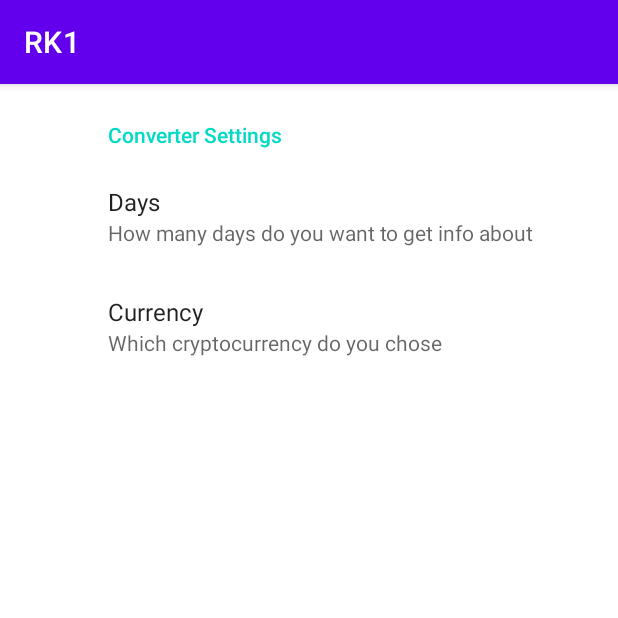
After one commit to Ga1ath/RK1, an Android app: the Settings screen opened directly, with no data from a screen before it, on a phone screen of 412 x 824 dp, the top half of it. The commit adds this screen. Run offline under Robolectric (Android 15) with nearby library versions, the phone set to English and light mode, and no system bars; our stand-ins replace androidx.preference; 2 statements that could not run were skipped.

Commit message:
Prefs added

```diff
--- a/app/build.gradle
+++ b/app/build.gradle
@@ -57,4 +57,8 @@ dependencies {
 
     // LiveData
     implementation "androidx.lifecycle:lifecycle-livedata-ktx:2.3.1"
+
+    // Settings
+    //noinspection GradleCompatible
+    implementation 'com.android.support:preference-v7:25.1.0'
 }
--- a/app/src/main/AndroidManifest.xml
+++ b/app/src/main/AndroidManifest.xml
@@ -9,6 +9,9 @@
         android:roundIcon="@mipmap/ic_launcher_round"
         android:supportsRtl="true"
         android:theme="@style/Theme.RK1" >
+        <activity
+            android:name="com.example.rk1.settings.Settings"
+            android:exported="true" />
         <activity android:name="com.example.rk1.itemList.ItemsListActivity"
             android:exported="true">
             <intent-filter>
--- a/app/src/main/java/com/example/rk1/itemList/MainActivity.kt
+++ b/app/src/main/java/com/example/rk1/itemList/MainActivity.kt
@@ -1,10 +1,14 @@
 package com.example.rk1.itemList
 
+import android.content.Intent
 import android.os.Bundle
+import android.view.Menu
+import android.view.MenuItem
 import androidx.appcompat.app.AppCompatActivity
 import androidx.navigation.findNavController
 import androidx.navigation.ui.NavigationUI
 import com.example.rk1.R
+import com.example.rk1.settings.Settings
 
 
 class MainActivity : AppCompatActivity() {
@@ -20,4 +24,6 @@ class MainActivity : AppCompatActivity() {
         val navController = findNavController(R.id.frag_holder)
         return navController.navigateUp()
     }
+
+
 }
--- /dev/null
+++ b/app/src/main/java/com/example/rk1/settings/Settings.kt
@@ -0,0 +1,12 @@
+package com.example.rk1.settings
+
+import androidx.appcompat.app.AppCompatActivity
+import android.os.Bundle
+import com.example.rk1.R
+
+class Settings : AppCompatActivity() {
+    override fun onCreate(savedInstanceState: Bundle?) {
+        super.onCreate(savedInstanceState)
+        setContentView(R.layout.activity_settings)
+    }
+}
--- /dev/null
+++ b/app/src/main/java/com/example/rk1/settings/SettingsFragment.kt
@@ -0,0 +1,32 @@
+package com.example.rk1.settings
+
+import android.os.Bundle
+import androidx.preference.EditTextPreference
+import androidx.preference.Preference
+import androidx.preference.PreferenceFragmentCompat
+import com.example.rk1.R
+
+class SettingsFragment : PreferenceFragmentCompat() {
+
+    override fun onCreatePreferences(savedInstanceState: Bundle?, rootKey: String?) {
+        setPreferencesFromResource(R.xml.root_preferences, rootKey)
+
+        val editPref = preferenceScreen.findPreference("days")
+
+        editPref.onPreferenceChangeListener = object: Preference.OnPreferenceChangeListener {
+            override fun onPreferenceChange(preference: Preference?, newValue: Any?): Boolean {
+                try {
+                    val parsed = newValue.toString().toInt()
+                    if (parsed > 0) {
+                        return true
+                    }
+                } catch (e : Exception) {
+                    return false
+                }
+                return false
+
+            }
+        }
+
+    }
+}
--- /dev/null
+++ b/app/src/main/res/values/arrays.xml
@@ -0,0 +1,15 @@
+<resources>
+
+    <string-array name="curr_entries">
+        <item>RUB</item>
+        <item>USD</item>
+        <item>EUR</item>
+        <item>LTC</item>
+    </string-array>
+
+    <string-array name="curr_values">
+        <item>RUB</item>
+        <item>USD</item>
+        <item>EUR</item>
+    </string-array>
+</resources>
--- a/app/src/main/res/values/strings.xml
+++ b/app/src/main/res/values/strings.xml
@@ -7,4 +7,5 @@
     <string name="item1_description">test</string>
     <string name="input_crypto_name">Enter crypto name</string>
     <string name="submit_text">Apply</string>
+    <string name="settings">Settings</string>
 </resources>
--- /dev/null
+++ b/app/src/main/res/xml/root_preferences.xml
@@ -0,0 +1,24 @@
+<PreferenceScreen xmlns:app="http://schemas.android.com/apk/res-auto"
+    xmlns:android="http://schemas.android.com/apk/res/android">
+
+    <PreferenceCategory app:title="Converter Settings">
+
+        <EditTextPreference
+            app:key="days"
+            app:title="Days"
+            app:summary="How many days do you want to get info about"
+            android:inputType="number"
+            android:maxLength="3"/>
+
+        <ListPreference
+            app:defaultValue="USD"
+            app:entries="@array/curr_entries"
+            app:entryValues="@array/curr_values"
+            app:key="choose"
+            app:title="Currency"
+            app:summary="Which cryptocurrency do you chose" />
+
+    </PreferenceCategory>
+
+
+</PreferenceScreen>
```
Also changed, not shown: app/src/main/java/com/example/rk1/itemList/ItemsListActivity.kt (+23 -0 lines), app/src/main/res/layout/activity_settings.xml (added, +8 -0 lines), app/src/main/res/menu/menu.xml (added, +8 -0 lines).
